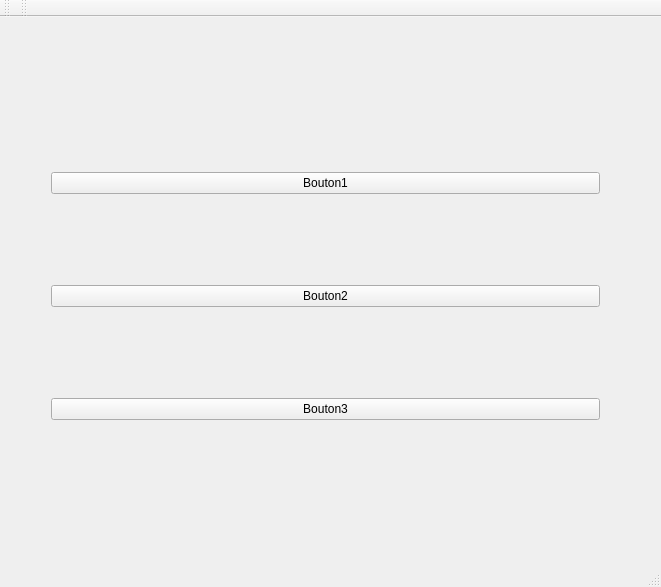
Above: sources/PacMan/mainwindow.ui from Vinspi/PacMan before the change. Below: the same form after it.
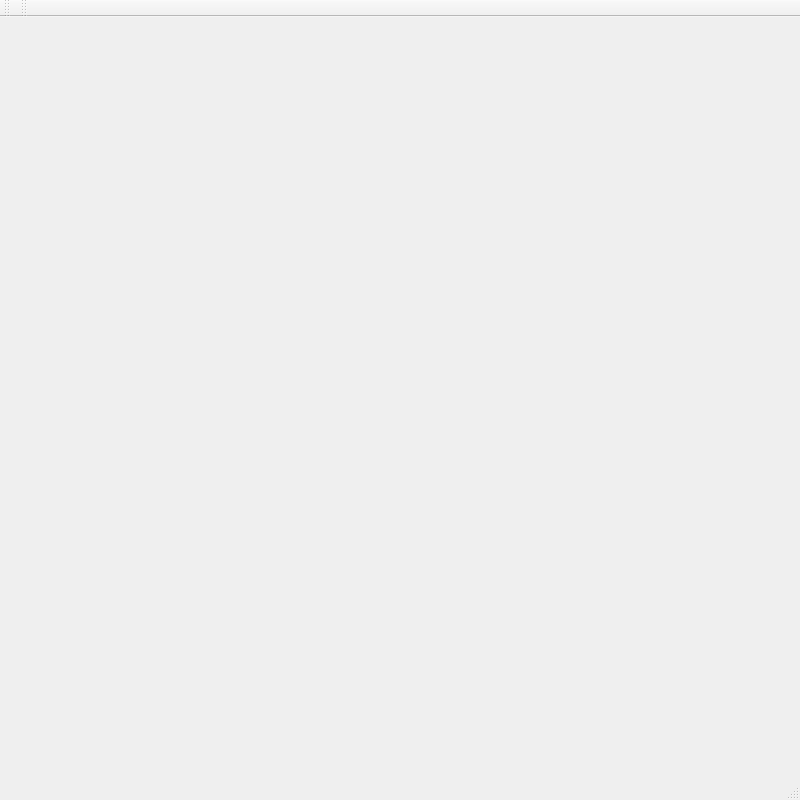
That is the form after the change.

```diff
--- a/sources/PacMan/mainwindow.ui
+++ b/sources/PacMan/mainwindow.ui
@@ -6,46 +6,52 @@
    <rect>
     <x>0</x>
     <y>0</y>
-    <width>661</width>
-    <height>587</height>
+    <width>800</width>
+    <height>800</height>
    </rect>
   </property>
+  <property name="minimumSize">
+   <size>
+    <width>800</width>
+    <height>800</height>
+   </size>
+  </property>
+  <property name="maximumSize">
+   <size>
+    <width>800</width>
+    <height>800</height>
+   </size>
+  </property>
   <property name="windowTitle">
    <string>MainWindow</string>
   </property>
   <widget class="QWidget" name="centralWidget">
-   <widget class="QWidget" name="verticalLayoutWidget">
+   <widget class="QStackedWidget" name="stackedWidget">
     <property name="geometry">
      <rect>
-      <x>40</x>
-      <y>59</y>
-      <width>571</width>
-      <height>441</height>
+      <x>10</x>
+      <y>10</y>
+      <width>800</width>
+      <height>800</height>
      </rect>
     </property>
-    <layout class="QVBoxLayout" name="verticalLayout">
-     <item>
-      <widget class="QPushButton" name="pushButton">
-       <property name="text">
-        <string>Bouton1</string>
-       </property>
-      </widget>
-     </item>
-     <item>
-      <widget class="QPushButton" name="pushButton_3">
-       <property name="text">
-        <string>Bouton2</string>
-       </property>
-      </widget>
-     </item>
-     <item>
-      <widget class="QPushButton" name="pushButton_2">
-       <property name="text">
-        <string>Bouton3</string>
-       </property>
-      </widget>
-     </item>
-    </layout>
+    <property name="minimumSize">
+     <size>
+      <width>800</width>
+      <height>800</height>
+     </size>
+    </property>
+    <property name="maximumSize">
+     <size>
+      <width>800</width>
+      <height>800</height>
+     </size>
+    </property>
+    <property name="currentIndex">
+     <number>0</number>
+    </property>
+    <widget class="QWidget" name="page"/>
+    <widget class="QWidget" name="page_2"/>
    </widget>
   </widget>
   <widget class="QMenuBar" name="menuBar">
```
Left out of the diff: 37 changed lines with no effect on the pictures.
